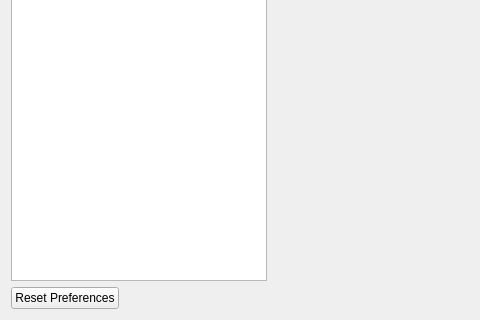
The window that Dialogs/DlgPreferences.ui (ma7t3/ScheduleMaster) describes before a commit, drawn with Qt 5; both pictures show x 0 to 480 and y 280 to 600 of the 1000 by 600 pixel window.
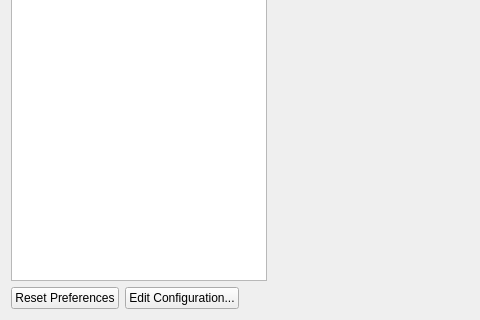
The same window after the commit.

```diff
--- a/Dialogs/DlgPreferences.ui
+++ b/Dialogs/DlgPreferences.ui
@@ -87,6 +87,13 @@
        </property>
       </widget>
      </item>
+     <item>
+      <widget class="QPushButton" name="pbConfigEditor">
+       <property name="text">
+        <string>Edit Configuration...</string>
+       </property>
+      </widget>
+     </item>
      <item>
       <widget class="QDialogButtonBox" name="buttonBox">
        <property name="orientation">
```
